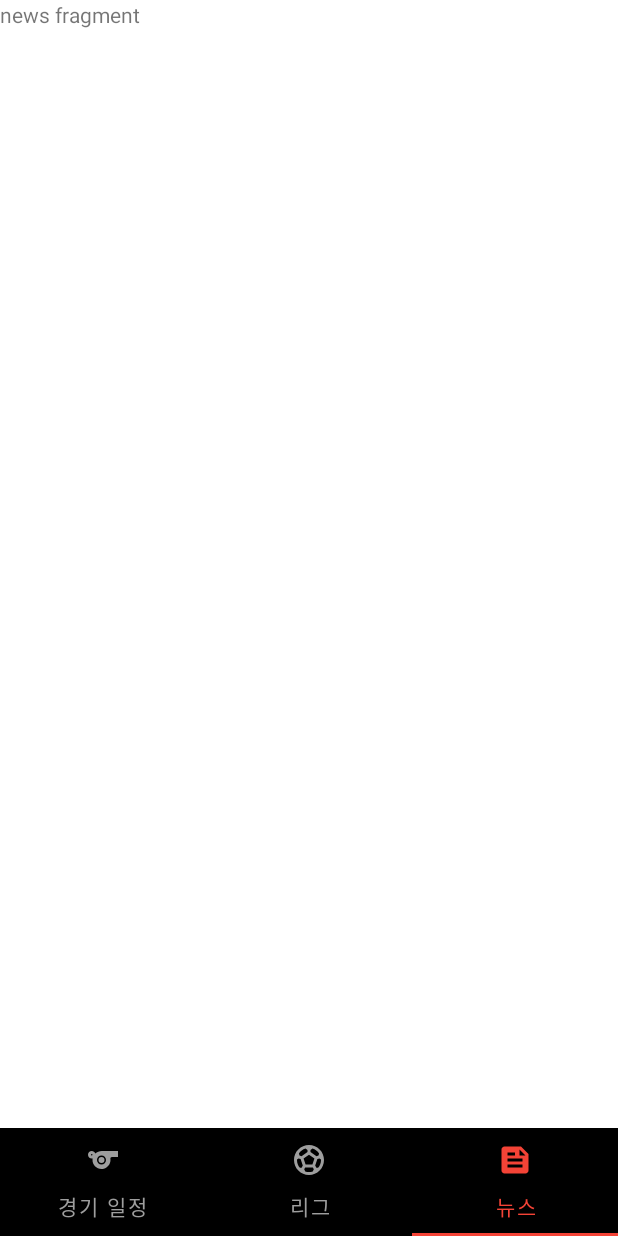
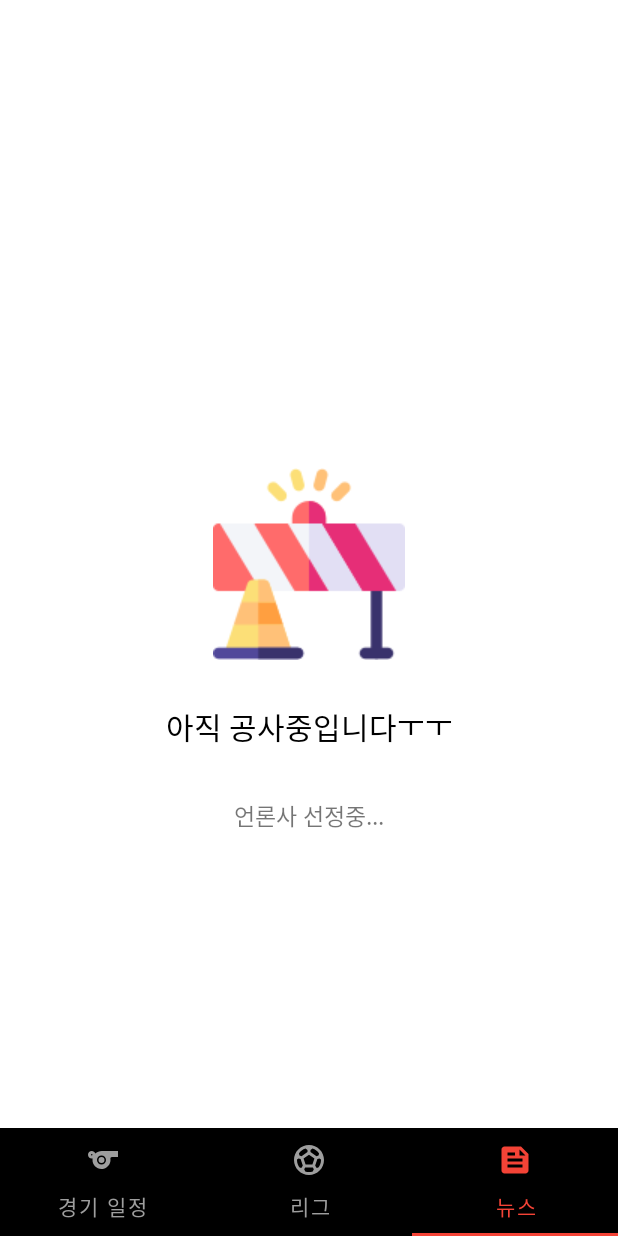
Before and after one commit to NamJa/Feetball_Football, an Android app: the screen it shows after launch (MainActivity), item 3 of the bottom bar chosen, on a phone screen of 412 x 824 dp. Run offline under Robolectric (Android 15) with nearby library versions, the phone set to English and light mode, and no system bars; libraries missing offline, so code that uses them is left out: com.jakewharton.threetenabp; network calls fail; 1 statement that could not run was skipped.

Commit message:
temporary add picture(barricade) in NewsFragment

```diff
--- a/app/src/main/java/com/example/feetballfootball/NewsFragment.kt
+++ b/app/src/main/java/com/example/feetballfootball/NewsFragment.kt
@@ -7,6 +7,7 @@ import android.view.View
 import android.view.ViewGroup
 
 
+private const val TAG = "NewsFragment"
 class NewsFragment : Fragment() {
 
     override fun onCreate(savedInstanceState: Bundle?) {
--- a/app/src/main/res/layout/fragment_news.xml
+++ b/app/src/main/res/layout/fragment_news.xml
@@ -1,14 +1,41 @@
 <?xml version="1.0" encoding="utf-8"?>
-<FrameLayout xmlns:android="http://schemas.android.com/apk/res/android"
+<androidx.constraintlayout.widget.ConstraintLayout xmlns:android="http://schemas.android.com/apk/res/android"
     xmlns:tools="http://schemas.android.com/tools"
     android:layout_width="match_parent"
     android:layout_height="match_parent"
+    xmlns:app="http://schemas.android.com/apk/res-auto"
     tools:context=".NewsFragment">
 
-    <!-- TODO: Update blank fragment layout -->
+    <ImageView
+        android:layout_width="wrap_content"
+        android:layout_height="wrap_content"
+        android:src="@drawable/barricade_128"
+        app:layout_constraintStart_toStartOf="parent"
+        app:layout_constraintEnd_toEndOf="parent"
+        app:layout_constraintTop_toTopOf="parent"
+        app:layout_constraintBottom_toBottomOf="parent"
+        />
     <TextView
-        android:layout_width="match_parent"
-        android:layout_height="match_parent"
-        android:text="news fragment" />
+        android:layout_width="wrap_content"
+        android:layout_height="wrap_content"
+        android:text="아직 공사중입니다ㅜㅜ"
+        app:layout_constraintStart_toStartOf="parent"
+        app:layout_constraintEnd_toEndOf="parent"
+        app:layout_constraintTop_toTopOf="parent"
+        app:layout_constraintBottom_toBottomOf="parent"
+        android:textColor="@color/black"
+        android:textSize="20sp"
+        app:layout_constraintVertical_bias="0.65"/>
+    <TextView
+        android:layout_width="wrap_content"
+        android:layout_height="wrap_content"
+        android:text="언론사 선정중..."
+        app:layout_constraintStart_toStartOf="parent"
+        app:layout_constraintEnd_toEndOf="parent"
+        app:layout_constraintTop_toTopOf="parent"
+        app:layout_constraintBottom_toBottomOf="parent"
+        android:textSize="15sp"
+        app:layout_constraintVertical_bias="0.73" />
 
-</FrameLayout>
+
+</androidx.constraintlayout.widget.ConstraintLayout>
```
Also changed, not shown: app/src/main/res/drawable/barricade_128.png (added).
